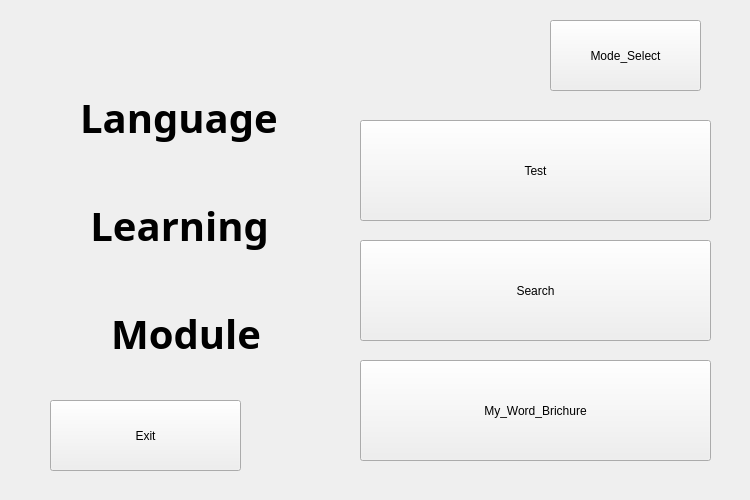
First picture: the form in UI_File/Reverse_Widget/Language_Learning_Widget.ui, repository Lyghrock/Programming-Practice-2025-Spring-Project, before the edit.
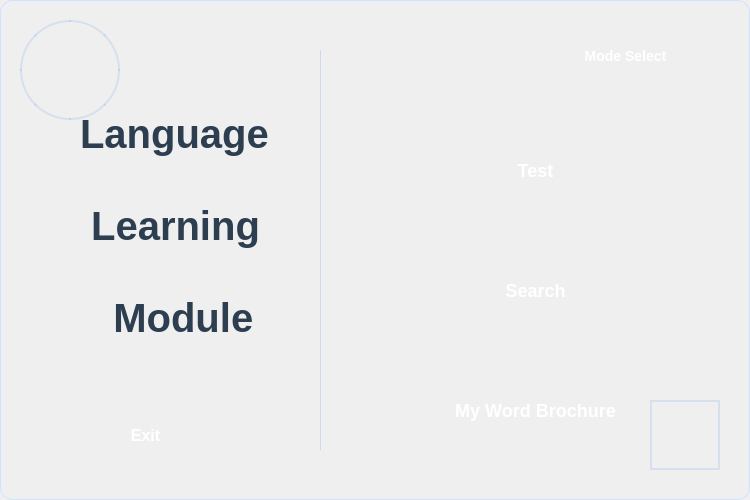
Second picture: the form after the edit.

Patch:
```diff
--- a/UI_File/Reverse_Widget/Language_Learning_Widget.ui
+++ b/UI_File/Reverse_Widget/Language_Learning_Widget.ui
@@ -25,6 +25,113 @@
   <property name="windowTitle">
    <string>Main_Window</string>
   </property>
+  <property name="styleSheet">
+   <string notr="true">
+    /* 主窗口样式 */
+    QWidget#Main_Window {
+        background: qlineargradient(x1:0, y1:0, x2:1, y2:1,
+            stop:0 #f5f9ff, stop:1 #e6f0ff);
+        border: 1px solid #d0e0ff;
+        border-radius: 12px;
+    }
+    
+    /* 标题样式 */
+    QLabel#Title {
+        color: #2c3e50;
+        font-family: 'Segoe UI', Arial, sans-serif;
+        font-weight: 600;
+        background: transparent;
+        text-align: center;
+    }
+    
+    /* 按钮通用样式 */
+    QPushButton {
+        background: qlineargradient(x1:0, y1:0, x2:0, y2:1,
+            stop:0 #4a86e8, stop:1 #3a75d0);
+        color: white;
+        border: none;
+        border-radius: 8px;
+        font-family: 'Segoe UI', Arial, sans-serif;
+        font-size: 16px;
+        font-weight: 600;
+        padding: 8px;
+        box-shadow: 0 4px 6px rgba(0, 0, 0, 0.1);
+        min-height: 40px;
+    }
+    
+    QPushButton:hover {
+        background: qlineargradient(x1:0, y1:0, x2:0, y2:1,
+            stop:0 #5a96f8, stop:1 #4a85e0);
+        box-shadow: 0 6px 8px rgba(0, 0, 0, 0.15);
+    }
+    
+    QPushButton:pressed {
+        background: qlineargradient(x1:0, y1:0, x2:0, y2:1,
+            stop:0 #3a75d0, stop:1 #2a65c0);
+        box-shadow: 0 2px 4px rgba(0, 0, 0, 0.1);
+    }
+    
+    /* 模式选择按钮特殊样式 */
+    QPushButton#Mode_button {
+        background: qlineargradient(x1:0, y1:0, x2:0, y2:1,
+            stop:0 #6a5acd, stop:1 #5a4abc);
+        font-size: 14px;
+    }
+    
+    /* 退出按钮特殊样式 */
+    QPushButton#Exit_button {
+        background: qlineargradient(x1:0, y1:0, x2:0, y2:1,
+            stop:0 #e74c3c, stop:1 #d62c1a);
+    }
+    
+    /* 主要功能按钮样式 */
+    QPushButton#Test_button, 
+    QPushButton#Search_button, 
+    QPushButton#Brochure_button {
+        font-size: 18px;
+        min-height: 80px;
+    }
+   </string>
+  </property>
+  
+  <!-- 背景装饰元素 -->
+  <widget class="QLabel" name="bg_decoration1">
+   <property name="geometry">
+    <rect>
+     <x>20</x>
+     <y>20</y>
+     <width>100</width>
+     <height>100</height>
+    </rect>
+   </property>
+   <property name="styleSheet">
+    <string notr="true">
+        background: transparent;
+        border: 2px solid rgba(74, 134, 232, 0.15);
+        border-radius: 50%;
+    </string>
+   </property>
+  </widget>
+  
+  <widget class="QLabel" name="bg_decoration2">
+   <property name="geometry">
+    <rect>
+     <x>650</x>
+     <y>400</y>
+     <width>70</width>
+     <height>70</height>
+    </rect>
+   </property>
+   <property name="styleSheet">
+    <string notr="true">
+        background: transparent;
+        border: 2px solid rgba(74, 134, 232, 0.15);
+        border-radius: 50%;
+    </string>
+   </property>
+  </widget>
+  
+  <!-- 原有控件 -->
   <widget class="QPushButton" name="Test_button">
    <property name="geometry">
     <rect>
@@ -61,7 +168,7 @@
     </rect>
    </property>
    <property name="text">
-    <string>My_Word_Brichure</string>
+    <string>My Word Brochure</string>
    </property>
   </widget>
   <widget class="QPushButton" name="Exit_button">
@@ -87,7 +194,7 @@
     </rect>
    </property>
    <property name="text">
-    <string>Mode_Select</string>
+    <string>Mode Select</string>
    </property>
   </widget>
   <widget class="QLabel" name="Title">
@@ -101,8 +208,9 @@
    </property>
    <property name="font">
     <font>
-     <family>Lucida Bright</family>
+     <family>Segoe UI</family>
      <pointsize>30</pointsize>
+     <weight>75</weight>
      <bold>true</bold>
     </font>
    </property>
@@ -117,6 +225,21 @@
    Module</string>
    </property>
   </widget>
+  
+  <!-- 装饰线条 -->
+  <widget class="QLabel" name="divider">
+   <property name="geometry">
+    <rect>
+     <x>320</x>
+     <y>50</y>
+     <width>1</width>
+     <height>400</height>
+    </rect>
+   </property>
+   <property name="styleSheet">
+    <string notr="true">background: rgba(74, 134, 232, 0.2);</string>
+   </property>
+  </widget>
  </widget>
  <resources/>
  <connections/>
```
Left out of the diff: 10 changed lines with no effect on the pictures.
